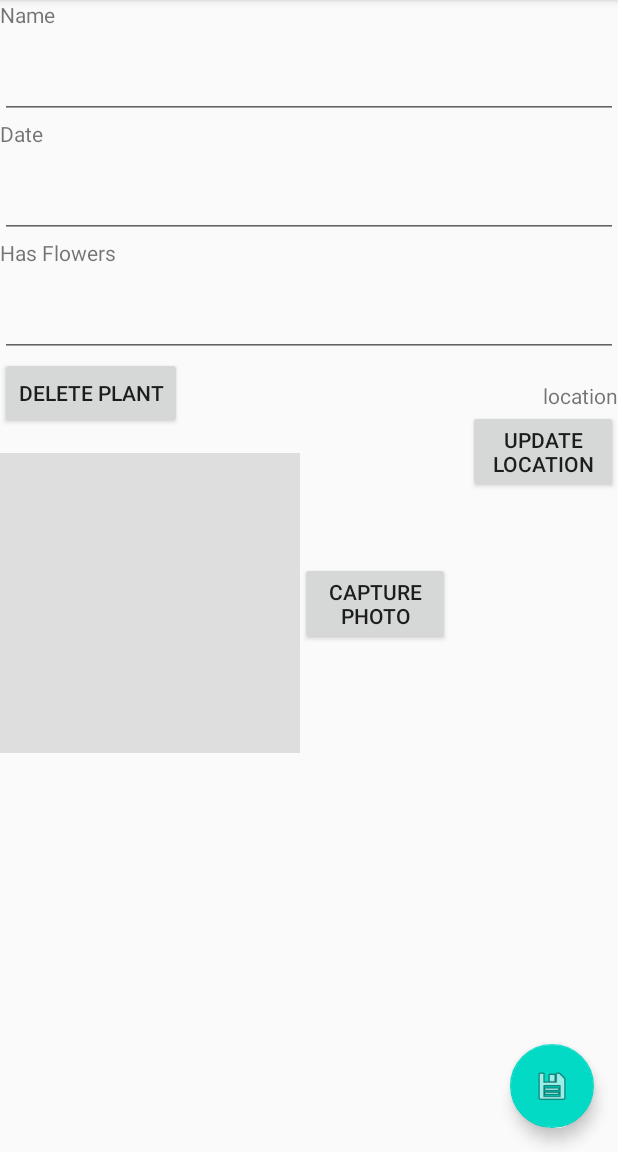
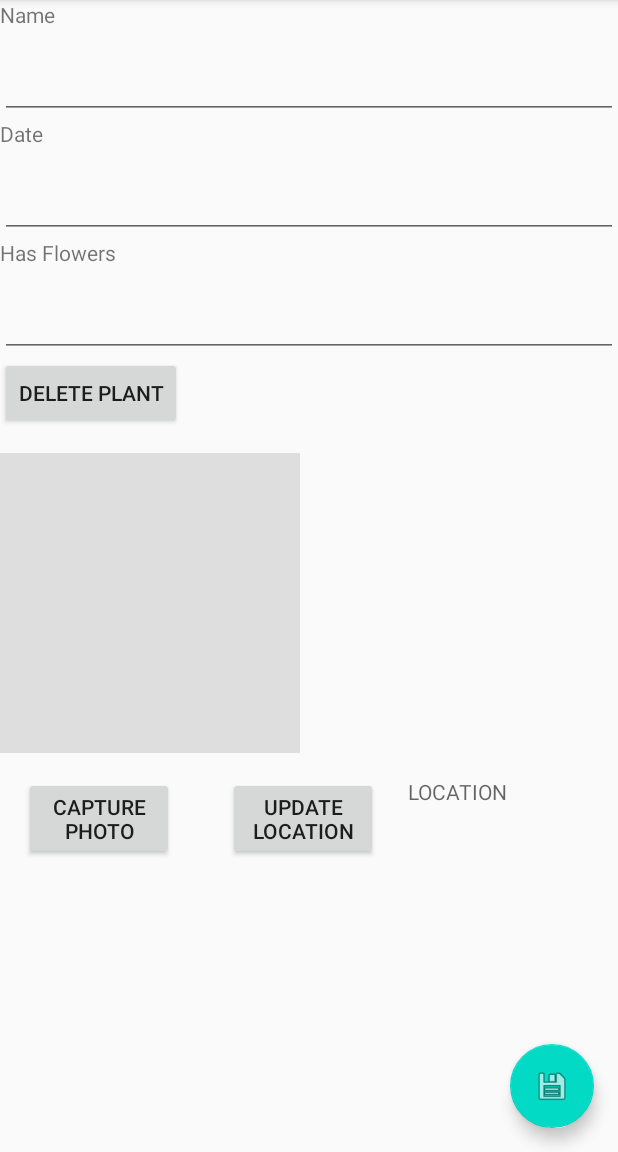
Before and after one commit to george200150/pdmandro, an Android app: the PlantEditFragment screen opened through its navigation route, on a phone screen of 412 x 824 dp, the part 84-1236 px from its top. Run offline under Robolectric (Android 15) with nearby library versions, the phone set to English and light mode, and no system bars; our stand-ins replace Room's generated code; pictures from the network do not load.

Commit message:
fixed small add bug

```diff
--- a/app/src/main/java/com/george200150/uni/pdmandro/todo/plant/PlantEditFragment.kt
+++ b/app/src/main/java/com/george200150/uni/pdmandro/todo/plant/PlantEditFragment.kt
@@ -32,6 +32,7 @@ import java.io.IOException
 import java.text.SimpleDateFormat
 import java.time.LocalDate
 import java.util.*
+import kotlin.random.Random
 
 class PlantEditFragment : Fragment() {
     companion object {
@@ -195,9 +196,10 @@ class PlantEditFragment : Fragment() {
             }
         })
         val id = plantId
+
         if (id == null) {
             plant = Plant(
-                "-1",
+                "",
                 AuthRepository.getUsername(),
                 "name",
                 true,
--- a/app/src/main/res/layout/fragment_item_edit.xml
+++ b/app/src/main/res/layout/fragment_item_edit.xml
@@ -78,36 +78,41 @@
         android:layout_width="200dp"
         android:layout_height="200dp"
         android:layout_marginTop="@dimen/text_margin"
+        android:contentDescription="Plant"
         android:src="#dedede"
         app:layout_constraintStart_toStartOf="@id/delete_button"
-        app:layout_constraintTop_toBottomOf="@id/delete_button"
-        android:contentDescription="Plant" />
+        app:layout_constraintTop_toBottomOf="@id/delete_button" />
 
     <Button
         android:id="@+id/btCapturePhoto"
         android:layout_width="100dp"
         android:layout_height="wrap_content"
+        android:layout_marginStart="@dimen/text_margin"
+        android:layout_marginTop="@dimen/text_margin"
         android:text="Capture Photo"
-        app:layout_constraintBottom_toBottomOf="@id/ivImage"
-        app:layout_constraintStart_toEndOf="@id/ivImage"
-        app:layout_constraintTop_toTopOf="@id/ivImage" />
+        app:layout_constraintStart_toStartOf="parent"
+        app:layout_constraintTop_toBottomOf="@+id/ivImage" />
 
     <TextView
         android:id="@+id/txtLocation"
         android:layout_width="wrap_content"
         android:layout_height="wrap_content"
-        app:layout_constraintEnd_toEndOf="parent"
-        app:layout_constraintTop_toBottomOf="@id/plant_has_flowers"
-        android:text="location"
-        android:layout_marginTop="@dimen/text_margin" />
+        android:layout_marginStart="20dp"
+        android:hint="LOCATION"
+        android:textColor="@android:color/black"
+        android:layout_marginTop="@dimen/text_margin"
+        app:layout_constraintStart_toEndOf="@+id/btnLocation"
+        app:layout_constraintTop_toBottomOf="@+id/ivImage" />
 
     <Button
         android:id="@+id/btnLocation"
         android:layout_width="100dp"
         android:layout_height="wrap_content"
+        android:layout_marginStart="36dp"
         android:text="update Location"
-        app:layout_constraintTop_toBottomOf="@id/txtLocation"
-        app:layout_constraintEnd_toEndOf="parent" />
+        android:layout_marginTop="@dimen/text_margin"
+        app:layout_constraintStart_toEndOf="@+id/btCapturePhoto"
+        app:layout_constraintTop_toBottomOf="@+id/ivImage" />
 
     <com.google.android.material.floatingactionbutton.FloatingActionButton
         android:id="@+id/fab"
```
